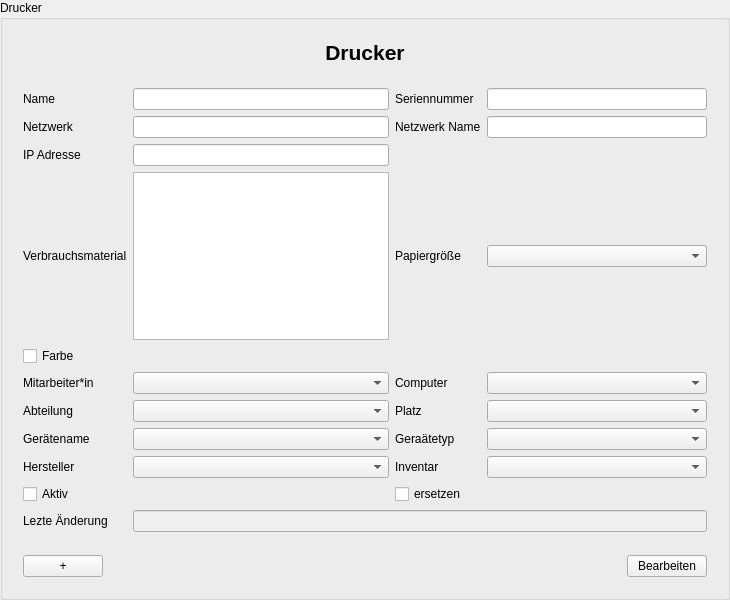
Old version of the form src/libs/widgets/src/views/printerinputarea.ui in the repository jmuelbert/jmbde-QT.
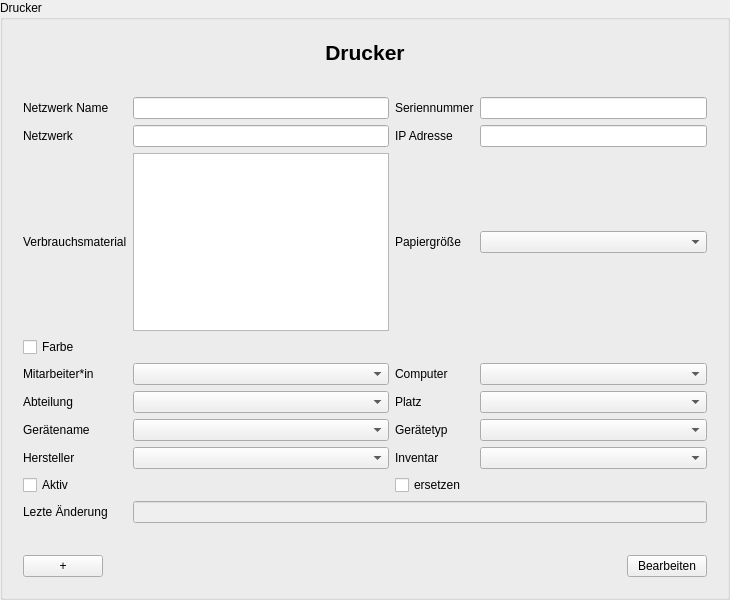
New version of the form.

Patch:
```diff
--- a/src/libs/widgets/src/views/printerinputarea.ui
+++ b/src/libs/widgets/src/views/printerinputarea.ui
@@ -231,19 +231,6 @@
           </property>
          </widget>
         </item>
-        <item row="0" column="2">
-         <widget class="QLineEdit" name="printerNameLineEdit"/>
-        </item>
-        <item row="0" column="0">
-         <widget class="QLabel" name="nameLabel">
-          <property name="text">
-           <string>Name</string>
-          </property>
-          <property name="buddy">
-           <cstring>printerNameLineEdit</cstring>
-          </property>
-         </widget>
-        </item>
         <item row="7" column="2">
          <widget class="QComboBox" name="deviceNameComboBox"/>
         </item>
@@ -269,14 +256,27 @@
         <item row="7" column="3">
          <widget class="QLabel" name="deviceTypeLabel">
           <property name="text">
-           <string>Geraätetyp</string>
+           <string>Gerätetyp</string>
           </property>
           <property name="buddy">
            <cstring>deviceTypeComboBox</cstring>
           </property>
          </widget>
         </item>
-        <item row="2" column="0">
+        <item row="0" column="0">
+         <widget class="QLabel" name="networkNameLabel">
+          <property name="text">
+           <string>Netzwerk Name</string>
+          </property>
+          <property name="buddy">
+           <cstring>networkNameLineEdit</cstring>
+          </property>
+         </widget>
+        </item>
+        <item row="0" column="2">
+         <widget class="QLineEdit" name="networkNameLineEdit"/>
+        </item>
+        <item row="1" column="3">
          <widget class="QLabel" name="ipAddressLabel">
           <property name="text">
            <string>IP Adresse</string>
@@ -286,18 +286,8 @@
           </property>
          </widget>
         </item>
-        <item row="2" column="2">
-         <widget class="QLineEdit" name="ipAddressLineEdit"/>
-        </item>
-        <item row="1" column="3">
-         <widget class="QLabel" name="networkNameLabel">
-          <property name="text">
-           <string>Netzwerk Name</string>
-          </property>
-         </widget>
-        </item>
         <item row="1" column="4">
-         <widget class="QLineEdit" name="networkNameLineEdit"/>
+         <widget class="QLineEdit" name="ipAddressLineEdit"/>
         </item>
        </layout>
       </item>
```
Left out of the diff: 8 changed lines with no effect on the pictures.
